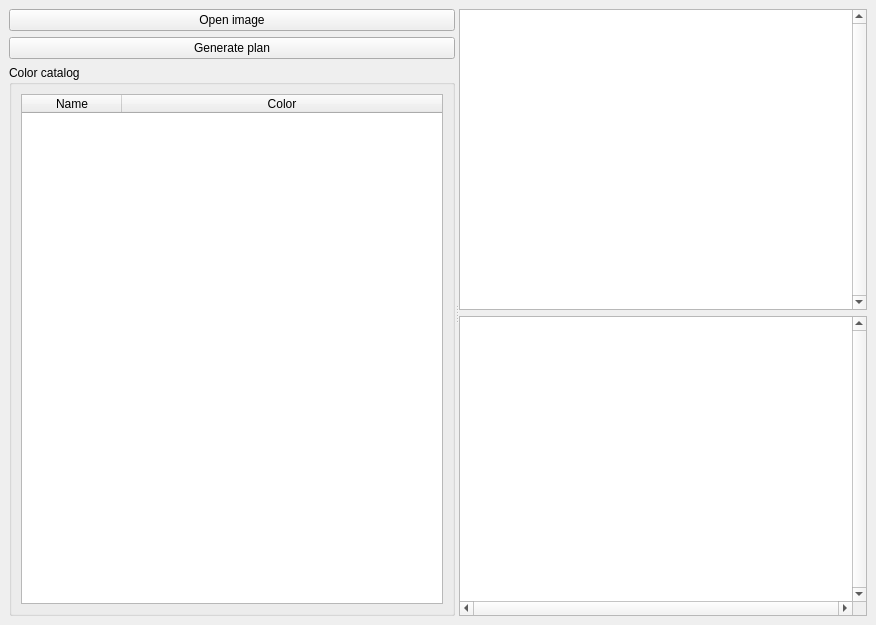
Old version of the form MainWindow.ui in the repository alexshtf/beadsplan.
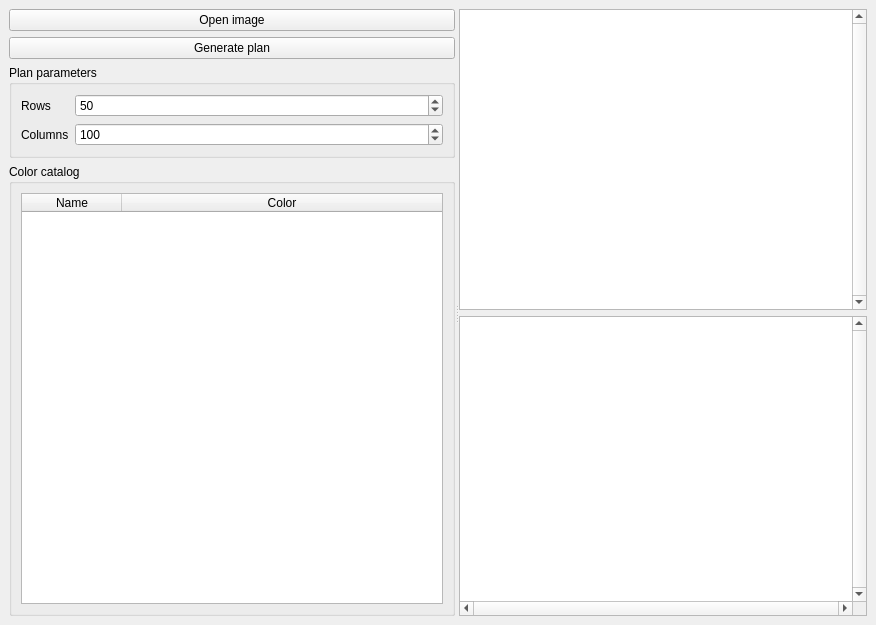
New version of the form.

Commit message: Support for custom plan size

```diff
--- a/MainWindow.ui
+++ b/MainWindow.ui
@@ -60,6 +60,49 @@
           </property>
          </widget>
         </item>
+        <item>
+         <widget class="QGroupBox" name="planParametersGroup">
+          <property name="title">
+           <string>Plan parameters</string>
+          </property>
+          <layout class="QFormLayout" name="formLayout">
+           <item row="0" column="0">
+            <widget class="QLabel" name="rowsLabel">
+             <property name="text">
+              <string>Rows</string>
+             </property>
+            </widget>
+           </item>
+           <item row="1" column="0">
+            <widget class="QLabel" name="columnsLabel">
+             <property name="text">
+              <string>Columns</string>
+             </property>
+            </widget>
+           </item>
+           <item row="0" column="1">
+            <widget class="QSpinBox" name="rowsSpinBox">
+             <property name="maximum">
+              <number>1000</number>
+             </property>
+             <property name="value">
+              <number>50</number>
+             </property>
+            </widget>
+           </item>
+           <item row="1" column="1">
+            <widget class="QSpinBox" name="columnsSpinBox">
+             <property name="maximum">
+              <number>1000</number>
+             </property>
+             <property name="value">
+              <number>100</number>
+             </property>
+            </widget>
+           </item>
+          </layout>
+         </widget>
+        </item>
         <item>
          <widget class="QGroupBox" name="groupBox">
           <property name="title">
```
The commit also changes 4 other files.
